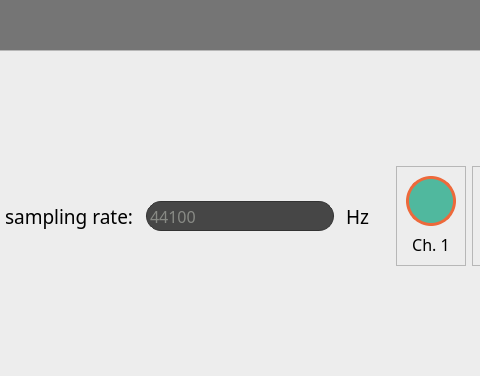
This is Forms/form.ui in henriquealende/PsychoBox as Qt 5 draws it before an edit; both pictures show x 267 to 747 and y 0 to 376 of the 1200 by 790 pixel window. The edited form follows.
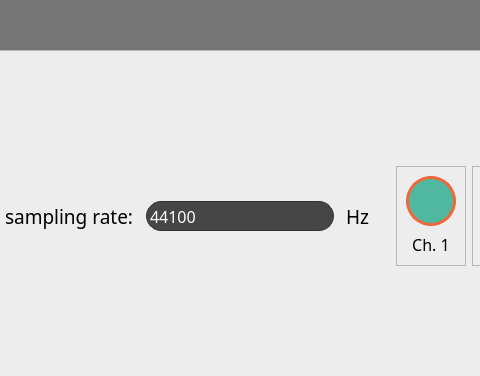
This is the edited form. The open tabs and pages were chosen to show the change. Icons and pictures are not drawn.

```diff
--- a/Forms/form.ui
+++ b/Forms/form.ui
@@ -2177,7 +2177,7 @@
                          <item>
                           <widget class="QComboBox" name="samplingRate_Combo">
                            <property name="enabled">
-                            <bool>false</bool>
+                            <bool>true</bool>
                            </property>
                            <property name="minimumSize">
                             <size>
```
Left out of the diff: 2 changed lines with no effect on the pictures.
